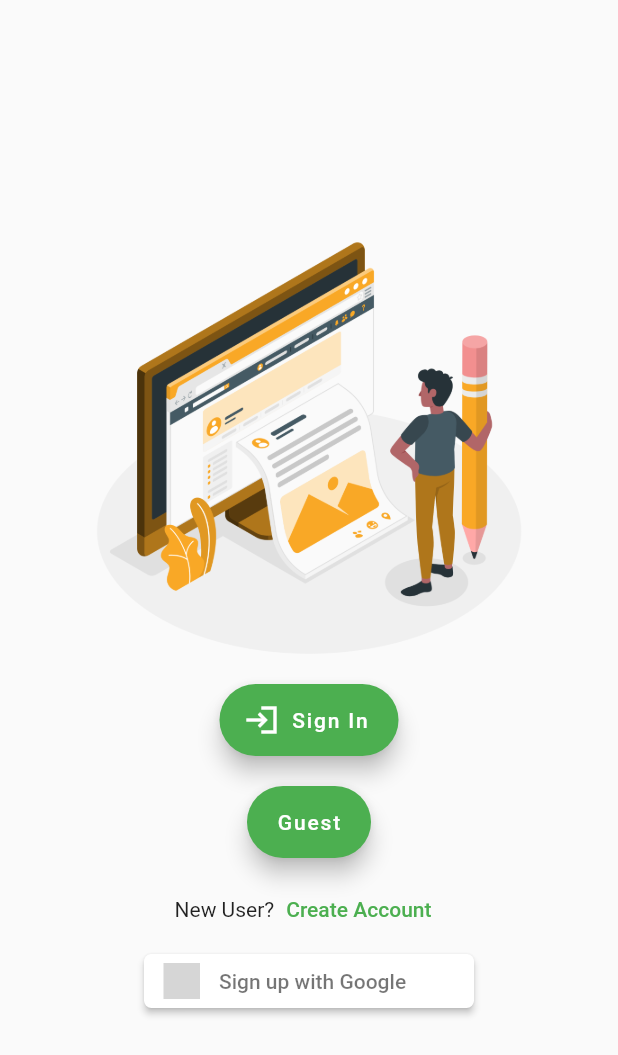
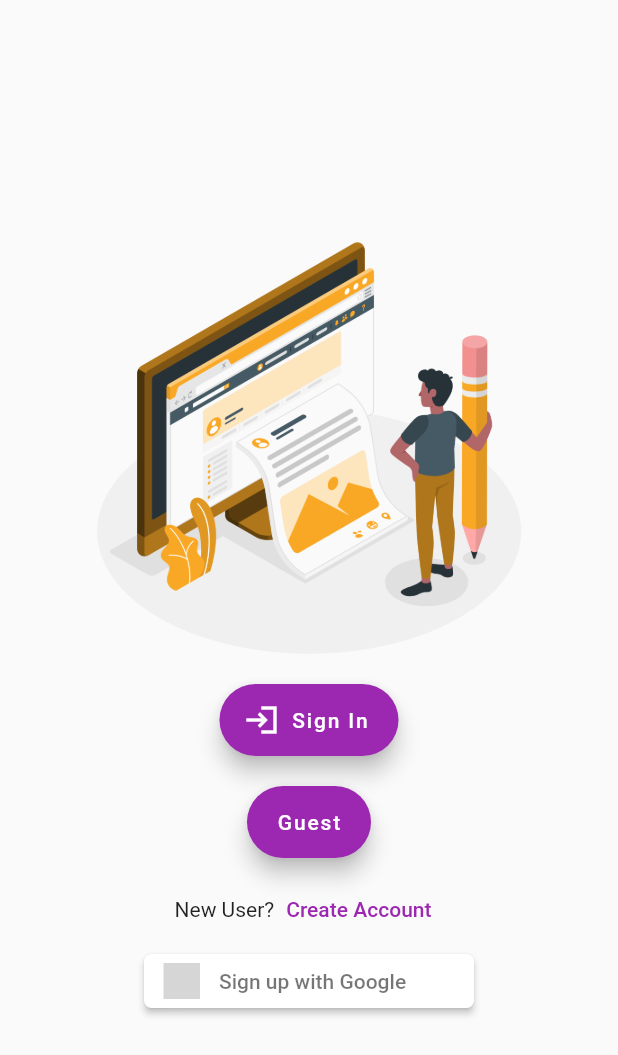
Before and after one commit to Amey-2002/Meme_G, a Flutter app: the screen it shows after launch, on a phone screen of 412 x 824 dp. Shown: the top 1055 px of the screen. Run offline on Flutter 3.47's test engine with Material 2 defaults, Android fonts, the phone set to English and light mode, and no system bars; our stand-ins replace firebase_auth, firebase_core, flutter_datetime_picker, flutter_signin_button, google_sign_in; missing offline and left inert: flutter_painter; accounts and stored records are empty; grey boxes are pictures that could not be loaded.

Commit message:
set purple as theme colour

```diff
--- a/meme_g/lib/main.dart
+++ b/meme_g/lib/main.dart
@@ -41,7 +41,7 @@ class MyApp extends StatelessWidget {
       child: MaterialApp(
         title: 'Flutter Demo',
         theme: ThemeData(
-          primarySwatch: Colors.green,
+          primarySwatch: Colors.purple,
         ),
         home: MyHomePage(),
         routes: {
```
